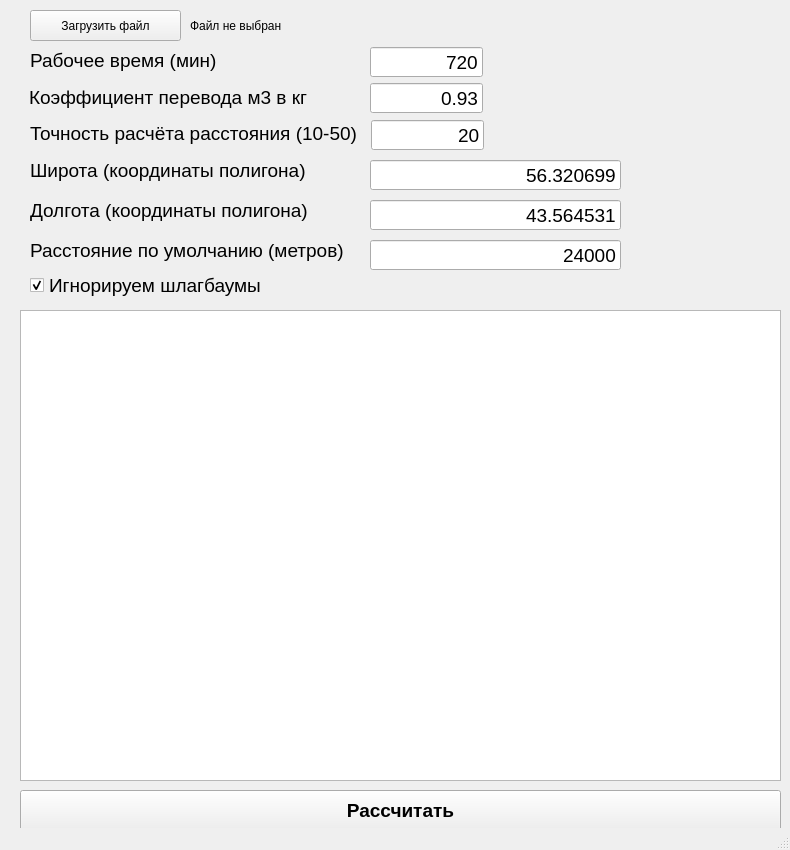
Above: main_window.ui from IPIvliev/mag_delivery_py before the change. Below: the same form after it.
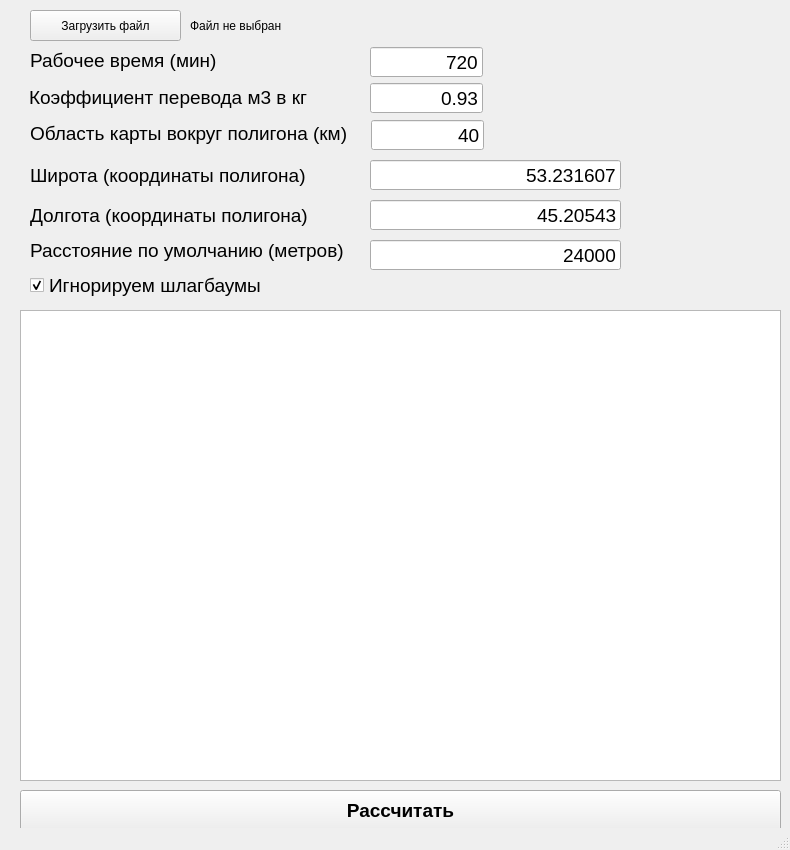
That is the form after the change.

The edit to the form file:
```diff
--- a/main_window.ui
+++ b/main_window.ui
@@ -138,7 +138,7 @@
      </font>
     </property>
     <property name="text">
-     <string>Точность расчёта расстояния (10-50)</string>
+     <string>Область карты вокруг полигона (км)</string>
     </property>
    </widget>
    <widget class="QLineEdit" name="accuracy">
@@ -156,7 +156,7 @@
      </font>
     </property>
     <property name="text">
-     <string>20</string>
+     <string>40</string>
     </property>
     <property name="alignment">
      <set>Qt::AlignRight|Qt::AlignTrailing|Qt::AlignVCenter</set>
@@ -203,12 +203,7 @@
    </widget>
    <widget class="QLabel" name="label_latitude">
     <property name="geometry">
-     <rect>
-      <x>30</x>
-      <y>160</y>
-      <width>341</width>
-      <height>21</height>
-     </rect>
+     <rect><x>30</x><y>160</y><width>341</width><height>30</height></rect>
     </property>
     <property name="font">
      <font>
@@ -228,26 +223,13 @@
       <height>30</height>
      </rect>
     </property>
-    <property name="font">
-     <font>
-      <pointsize>14</pointsize>
-     </font>
-    </property>
-    <property name="text">
-     <string>56.320699</string>
-    </property>
-    <property name="alignment">
-     <set>Qt::AlignRight|Qt::AlignTrailing|Qt::AlignVCenter</set>
-    </property>
+    <property name="font"><font><pointsize>14</pointsize></font></property>
+    <property name="text"><string>53.231607</string></property>
+    <property name="alignment"><set>Qt::AlignRight|Qt::AlignTrailing|Qt::AlignVCenter</set></property>
    </widget>
    <widget class="QLabel" name="label_longitude">
     <property name="geometry">
-     <rect>
-      <x>30</x>
-      <y>200</y>
-      <width>341</width>
-      <height>21</height>
-     </rect>
+     <rect><x>30</x><y>200</y><width>341</width><height>30</height></rect>
     </property>
     <property name="font">
      <font>
@@ -267,17 +249,9 @@
       <height>30</height>
      </rect>
     </property>
-    <property name="font">
-     <font>
-      <pointsize>14</pointsize>
-     </font>
-    </property>
-    <property name="text">
-     <string>43.564531</string>
-    </property>
-    <property name="alignment">
-     <set>Qt::AlignRight|Qt::AlignTrailing|Qt::AlignVCenter</set>
-    </property>
+    <property name="font"><font><pointsize>14</pointsize></font></property>
+    <property name="text"><string>45.20543</string></property>
+    <property name="alignment"><set>Qt::AlignRight|Qt::AlignTrailing|Qt::AlignVCenter</set></property>
    </widget>
    <widget class="QLabel" name="label_distance">
     <property name="geometry">
```
Left out of the diff: 34 changed lines with no effect on the pictures.
